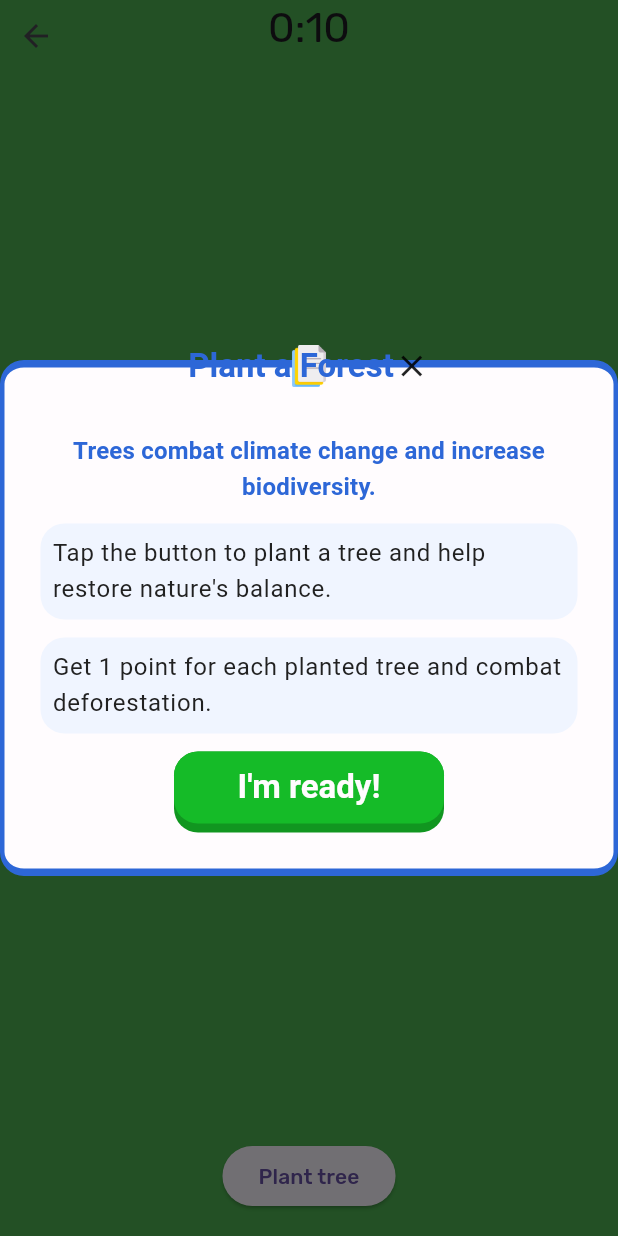
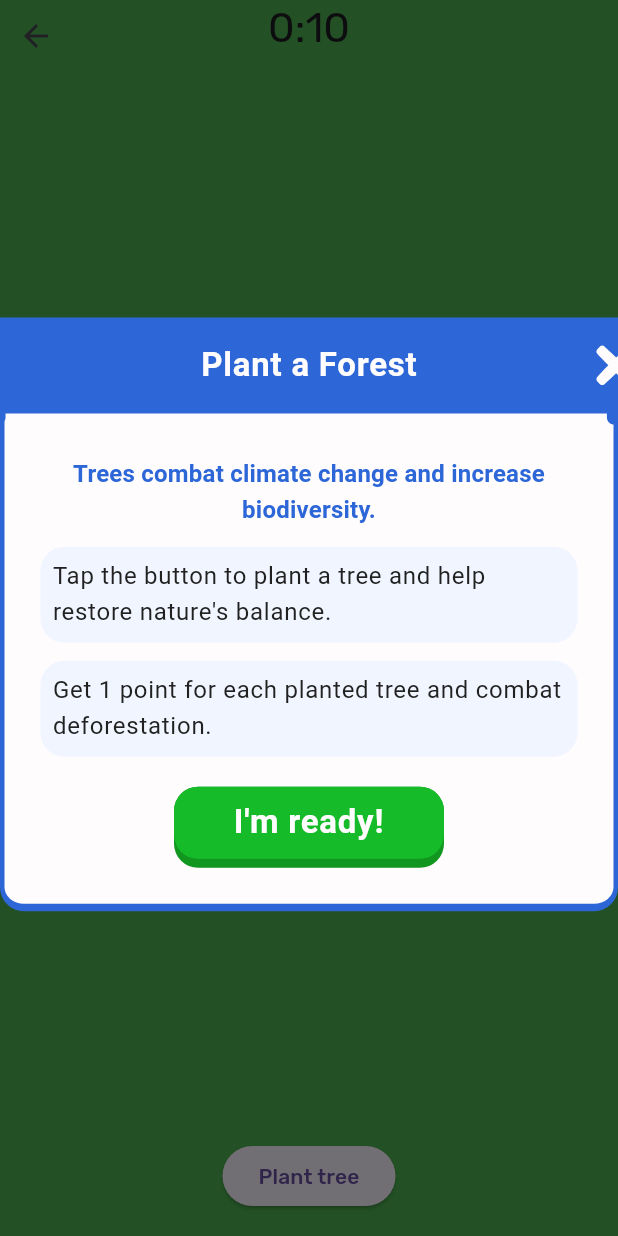
Before and after one commit to appunite/flutter-global-gamers-challenge, a Flutter app: the TreesChallengeScreen screen opened by its route, on a phone screen of 412 x 824 dp. Run offline on Flutter 3.47's test engine with Material 3 defaults, Android fonts, the phone set to English and light mode, and no system bars; our stand-ins replace audioplayers, cloud_firestore, firebase_core, flutter_svg, freezed_annotation, go_router and 2 more; missing offline and left inert: flame, scratcher; accounts and stored records are empty.

Commit message:
chore: add ribbons

```diff
--- a/lib/challenges/challenge_introduction_dialog.dart
+++ b/lib/challenges/challenge_introduction_dialog.dart
@@ -1,4 +1,5 @@
 import 'package:endless_runner/challenges/challenge_type_enum.dart';
+import 'package:endless_runner/common/asset_paths.dart';
 import 'package:endless_runner/common/common_dialog.dart';
 import 'package:endless_runner/common/ribbon_header.dart';
 import 'package:endless_runner/style/const_values.dart';
@@ -48,17 +49,9 @@ class ChallengeIntroductionDialog extends StatelessWidget {
       ),
       themeColor: Palette.secondaryDark,
       ribbon: RibbonHeader(
-        customChild: Row(
-          children: [
-            Text(
-              challenge.title,
-              style: Theme.of(context).textTheme.titleLarge?.copyWith(
-                    color: Palette.secondaryDark,
-                  ),
-            ),
-            const Icon(Icons.close),
-          ],
-        ),
+        withCloseIcon: true,
+        text: challenge.title,
+        ribbonImage: AssetPaths.ribbonBlueClose,
       ),
     );
   }
--- a/lib/common/asset_paths.dart
+++ b/lib/common/asset_paths.dart
@@ -1,22 +1,30 @@
 class AssetPaths {
-  static const pipe = 'assets/images/challenges/pipe.png';
-  static const dumpsterRecycling = 'assets/images/challenges/dumpster_recycling.png';
-  static const dumpster = 'assets/images/challenges/dumpster.png';
-  static const tree = 'assets/images/challenges/tree.png';
-  static const appleCore = 'assets/images/challenges/apple.png';
-  static const bananaPeel = 'assets/images/challenges/banana.png';
-  static const diaper = 'assets/images/challenges/diaper.png';
-  static const glassBottle = 'assets/images/challenges/glass_bottle.png';
-  static const plasticBottle = 'assets/images/challenges/plastic_bottle.png';
-  static const cardboard = 'assets/images/challenges/cardboard.png';
-  static const can = 'assets/images/challenges/can.png';
-  static const documents = 'assets/images/challenges/documents.png';
-  static const lightbulb = 'assets/images/challenges/lightbulb.png';
-  static const fishbones = 'assets/images/challenges/fishbones.png';
+  static const String pipe = 'assets/images/challenges/pipe.png';
+  static const String dumpsterRecycling = 'assets/images/challenges/dumpster_recycling.png';
+  static const String dumpster = 'assets/images/challenges/dumpster.png';
+  static const String tree = 'assets/images/challenges/tree.png';
+  static const String appleCore = 'assets/images/challenges/apple.png';
+  static const String bananaPeel = 'assets/images/challenges/banana.png';
+  static const String diaper = 'assets/images/challenges/diaper.png';
+  static const String glassBottle = 'assets/images/challenges/glass_bottle.png';
+  static const String plasticBottle = 'assets/images/challenges/plastic_bottle.png';
+  static const String cardboard = 'assets/images/challenges/cardboard.png';
+  static const String can = 'assets/images/challenges/can.png';
+  static const String documents = 'assets/images/challenges/documents.png';
+  static const String lightbulb = 'assets/images/challenges/lightbulb.png';
+  static const String fishbones = 'assets/images/challenges/fishbones.png';
+
   /// Ocean shooter challenge
   static const String bullet = 'challenges/ocean_shooter/bullet.png';
   static const String enemy = 'challenges/ocean_shooter/enemy.png';
   static const String explosion = 'challenges/ocean_shooter/explosion.png';
   static const String player = 'challenges/ocean_shooter/player.png';
   static const String stars = 'challenges/ocean_shooter/stars.png';
+
+  // SVG
+  static const String ribbonBlue = 'assets/images/common/ribbon_blue.svg';
+  static const String ribbonBlueClose = 'assets/images/common/ribbon_blue_close.svg';
+  static const String ribbonYellow = 'assets/images/common/ribbon_yellow.svg';
+  static const String ribbonYellowClose = 'assets/images/common/ribbon_yellow_close.svg';
+  static const String ribbonRed = 'assets/images/common/ribbon_red.svg';
 }
--- a/lib/common/common_dialog.dart
+++ b/lib/common/common_dialog.dart
@@ -1,3 +1,4 @@
+import 'package:endless_runner/style/gaps.dart';
 import 'package:endless_runner/style/palette.dart';
 import 'package:flutter/material.dart';
 
@@ -19,7 +20,7 @@ class CommonDialog extends StatelessWidget {
   Widget build(BuildContext context) {
     return Dialog(
       backgroundColor: Colors.transparent,
-      insetPadding: const EdgeInsets.symmetric(vertical: 12),
+      insetPadding: const EdgeInsets.only(top: 20, bottom: 5),
       child: Stack(
         alignment: Alignment.center,
         fit: StackFit.loose,
@@ -28,7 +29,7 @@ class CommonDialog extends StatelessWidget {
           Container(
             constraints: BoxConstraints(
               maxWidth: 500,
-              maxHeight: MediaQuery.sizeOf(context).height * 0.9,
+              maxHeight: MediaQuery.sizeOf(context).height * 0.8,
               minHeight: 200,
             ),
             padding: const EdgeInsets.all(24),
@@ -52,15 +53,19 @@ class CommonDialog extends StatelessWidget {
               children: [
                 Flexible(
                   child: SingleChildScrollView(
-                    child: content,
+                    child: Padding(
+                      padding: const EdgeInsets.only(top: 24),
+                      child: content,
+                    ),
                   ),
                 ),
+                gap8,
                 bottom,
               ],
             ),
           ),
           Positioned(
-            top: -20,
+            top: -30,
             child: Padding(
               padding: const EdgeInsets.only(top: 10),
               child: ribbon,
--- a/lib/common/ribbon_header.dart
+++ b/lib/common/ribbon_header.dart
@@ -1,6 +1,8 @@
 import 'package:endless_runner/common/asset_paths.dart';
 import 'package:endless_runner/style/palette.dart';
 import 'package:flutter/material.dart';
+import 'package:flutter_svg/flutter_svg.dart';
+import 'package:go_router/go_router.dart';
 
 class RibbonHeader extends StatelessWidget {
   const RibbonHeader({
@@ -10,38 +12,58 @@ class RibbonHeader extends StatelessWidget {
     this.width,
     this.ribbonImage,
     this.customChild,
+    this.withCloseIcon = false,
+    this.onCloseTap,
   }) : assert(text != null || customChild != null, 'Either text or customChild cannot be null');
 
   final String? text;
   final double? height;
   final double? width;
   final String? ribbonImage;
+  final bool withCloseIcon;
   final Widget? customChild;
+  final VoidCallback? onCloseTap;
 
   @override
   Widget build(BuildContext context) {
-    return Container(
-      padding: const EdgeInsets.symmetric(horizontal: 16),
-      decoration: BoxDecoration(
-        image: DecorationImage(
-          image: AssetImage(ribbonImage ?? AssetPaths.documents), //TODO
+    return Stack(
+      alignment: Alignment.center,
+      children: [
+        SvgPicture.asset(
+          ribbonImage ?? AssetPaths.ribbonBlue,
           fit: BoxFit.contain,
+          width: 560,
         ),
-      ),
-      child: Center(
+        Padding(
+          padding: const EdgeInsets.only(bottom: 30),
           child: customChild ??
               Text(
                 text!,
-              style: Theme.of(context).textTheme.bodySmall?.copyWith(
+                style: Theme.of(context).textTheme.titleLarge?.copyWith(
                       color: Palette.neutralWhite,
-                    fontWeight: FontWeight.w800,
-                    fontSize: 12,
                       overflow: TextOverflow.ellipsis,
                     ),
                 maxLines: 1,
                 textAlign: TextAlign.center,
               ),
         ),
+        if (withCloseIcon)
+          Positioned(
+            right: 50,
+            top: 8,
+            child: GestureDetector(
+              behavior: HitTestBehavior.translucent,
+              onTap: onCloseTap ??
+                  () => context
+                    ..pop()
+                    ..pop(),
+              child: const SizedBox(
+                height: 50,
+                width: 50,
+              ),
+            ),
+          ),
+      ],
     );
   }
 }
--- a/lib/main.dart
+++ b/lib/main.dart
@@ -55,6 +55,7 @@ class MyGame extends StatelessWidget {
                     color: Palette.buttonTextColor,
                     fontWeight: FontWeight.bold,
                     fontSize: 22,
+                    letterSpacing: 0.5,
                   ),
                   titleMedium: const TextStyle(
                     color: Palette.buttonTextColor,
--- a/lib/style/main_button.dart
+++ b/lib/style/main_button.dart
@@ -15,12 +15,14 @@ class MainButton extends StatelessWidget {
   factory MainButton.secondary({
     required String text,
     required VoidCallback onPressed,
+    double? width,
   }) {
     return MainButton(
       text: text,
       onPressed: onPressed,
       backgroundColor: Palette.secondary,
       activeColor: Palette.secondaryDark,
+      width: width,
     );
   }
 
```
Also changed, not shown: assets/fonts/Press_Start_2P/OFL.txt (deleted, +0 -93 lines), lib/challenges/challenge_exit_dialog.dart (+7 -19 lines), lib/common/no_connection_dialog.dart (+13 -23 lines), lib/settings/settings_dialog.dart (+5 -18 lines), pubspec.yaml (+2 -5 lines), assets/fonts/Press_Start_2P/PressStart2P-Regular.ttf (deleted), assets/images/common/ribbon_blue.svg (added), assets/images/common/ribbon_blue_close.svg (added), assets/images/common/ribbon_red.svg (added), assets/images/common/ribbon_yellow.svg (added), assets/images/common/ribbon_yellow_close.svg (added). Lines whose indentation alone changed are shown as unchanged.
